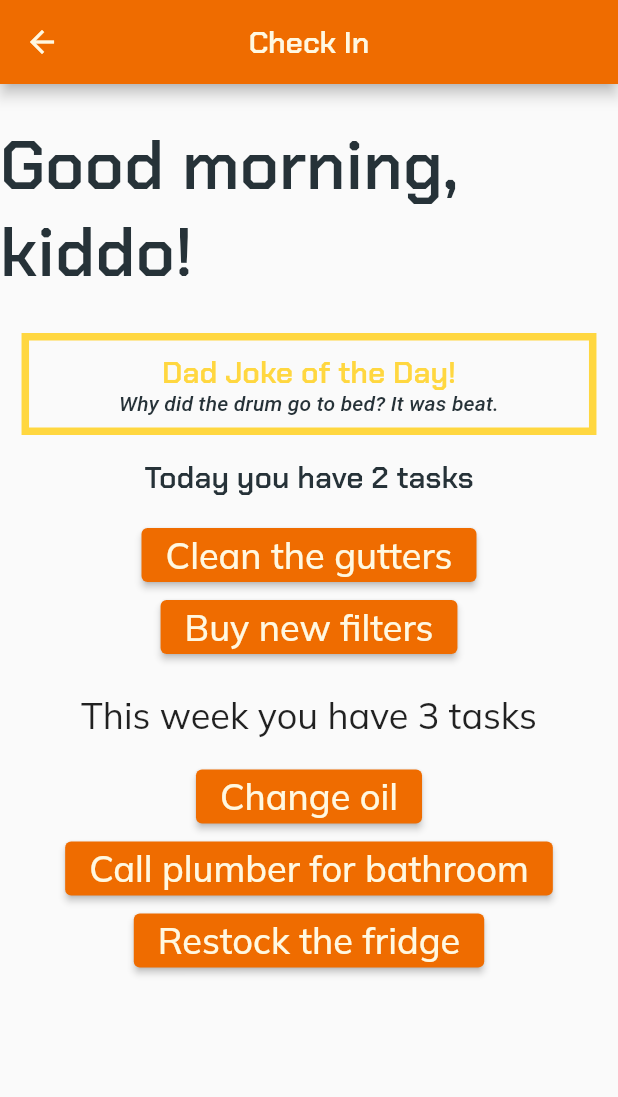
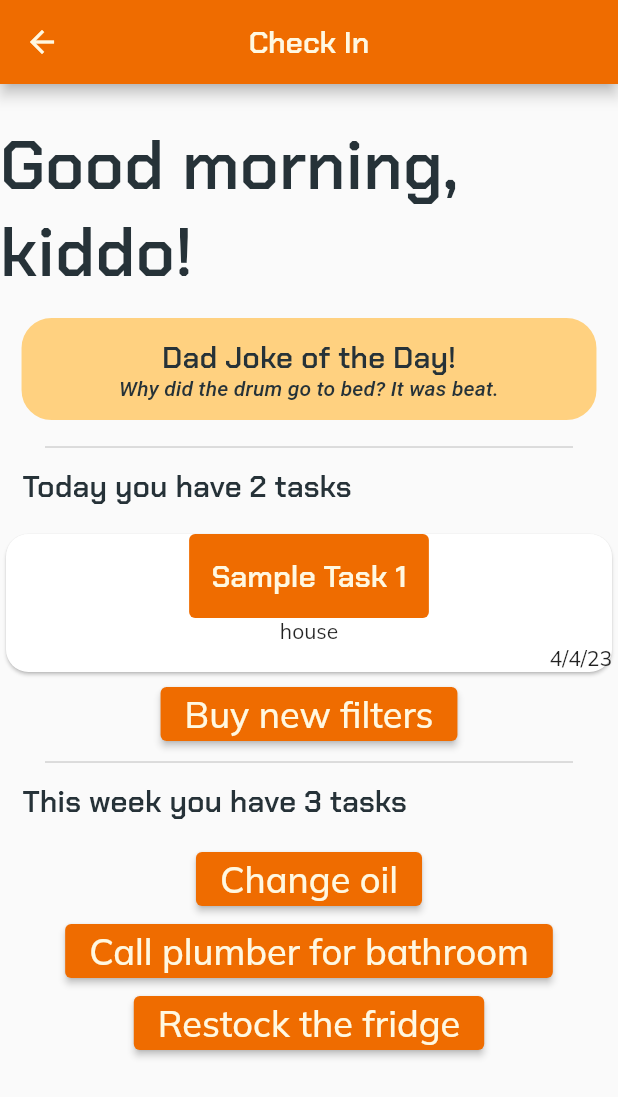
Before and after one commit to PocketDad/pocketdad, a Flutter app: the CheckIn screen opened directly, on a phone screen of 412 x 824 dp. Shown: the top 1097 px of the screen. Run offline on Flutter 3.47's test engine with Material 2 defaults, Android fonts, the phone set to English and light mode, and no system bars; our stand-ins replace flutter_form_builder, flutter_riverpod, form_builder_validators, riverpod_annotation; generated files the repository leaves out were written again; statements that could not run were skipped.

Commit message:
update check in page, start indiv task card for check in page

```diff
--- a/lib/features/common/theme.dart
+++ b/lib/features/common/theme.dart
@@ -5,7 +5,7 @@ ColorScheme lightScheme = ColorScheme(
     primary: Color(0xffef6c00),
     onPrimary: Color(0xfffff8e1),
     secondary: Color(0xffffab40),
-    onSecondary: Color(0xffffd740),
+    onSecondary: Color(0xffffd180),
     error: Color(0xfffff8e1),
     onError: Color(0xffc62828),
     background: Color(0xfffff8e1),
--- a/lib/features/task/presentation/check_in.dart
+++ b/lib/features/task/presentation/check_in.dart
@@ -1,4 +1,5 @@
 import 'package:flutter/material.dart';
+import 'package:pocketdad/features/task/presentation/single_task_card.dart';
 
 class CheckIn extends StatelessWidget {
 
@@ -23,7 +24,7 @@ class CheckIn extends StatelessWidget {
           children: [
             // greeting
             Padding(
-              padding: EdgeInsets.symmetric(vertical: 25),
+              padding: EdgeInsets.fromLTRB(0, 25, 0, 15),
               child: Text(
                 "Good morning, kiddo!",
                 style: Theme.of(context).textTheme.displaySmall?.copyWith(
@@ -37,6 +38,8 @@ class CheckIn extends StatelessWidget {
               padding: EdgeInsets.symmetric(vertical: 8, horizontal: 60),
               margin: EdgeInsets.fromLTRB(10, 0, 10, 10),
               decoration: BoxDecoration(
+                color: Theme.of(context).colorScheme.onSecondary,
+                borderRadius: BorderRadius.all(Radius.circular(20)),
                 border: Border.all(
                   color: Theme.of(context).colorScheme.onSecondary,
                   width: 5,
@@ -47,7 +50,7 @@ class CheckIn extends StatelessWidget {
                   Text(
                     'Dad Joke of the Day!',
                     style: Theme.of(context).textTheme.titleLarge?.copyWith(
-                      color: Theme.of(context).colorScheme.onSecondary,
+                      color: Theme.of(context).colorScheme.onSurface,
                     )
                     ,
                   ),
@@ -61,10 +64,16 @@ class CheckIn extends StatelessWidget {
               )
             ),
 
+            const Divider(
+              color: Color(0xffbdbdbd),
+              indent: 30,
+              endIndent: 30,
+            ),
 
             // today tasks
             Container(
-              padding: EdgeInsets.fromLTRB(0, 5, 0, 15),
+              alignment: Alignment.centerLeft,
+              padding: EdgeInsets.fromLTRB(15, 5, 0, 15),
               child: Text(
                 "Today you have 2 tasks",
                 style: Theme.of(context).textTheme.titleLarge?.copyWith(
@@ -73,17 +82,10 @@ class CheckIn extends StatelessWidget {
                 textAlign: TextAlign.left,
               ),
             ),
-            ElevatedButton(
-              onPressed: () {
-                int i = 0;
-                i++;
-                // change to point towards individual task
-              },
-              child: const Text("Clean the gutters",
-                style: TextStyle(
-                  fontSize: 24,
-                )
-              )
+            ButtonTheme(
+              minWidth: 200,
+              height: 100,
+              child: SingleTaskCard(task: "Sample Task 1", date: "4/4/23", item: "house"),
             ),
             ElevatedButton(
               onPressed: () {
@@ -98,14 +100,22 @@ class CheckIn extends StatelessWidget {
               )
             ),
 
+            const Divider(
+              color: Color(0xffbdbdbd),
+              indent: 30,
+              endIndent: 30,
+            ),
+
             // week tasks
-            const Padding(
-              padding: EdgeInsets.fromLTRB(0, 20, 0, 15),
+            Container(
+              alignment: Alignment.centerLeft,
+              padding: EdgeInsets.fromLTRB(15, 5, 0, 15),
               child: Text(
                 "This week you have 3 tasks",
-                style: TextStyle(
-                  fontSize: 24,
+                style: Theme.of(context).textTheme.titleLarge?.copyWith(
+                  color: Theme.of(context).colorScheme.onSurface,
                 ),
+                textAlign: TextAlign.left,
               ),
             ),
             ElevatedButton(
--- /dev/null
+++ b/lib/features/task/presentation/single_task_card.dart
@@ -0,0 +1,51 @@
+import 'package:flutter/material.dart';
+
+class SingleTaskCard extends StatelessWidget {
+  final String task;
+  final String date;
+  final String item;
+
+  const SingleTaskCard({Key? key, required this.task, required this.date, required this.item}) : super(key: key);
+
+  @override
+  Widget build(BuildContext context) {
+    return Container(
+      child: Card(
+        shape: RoundedRectangleBorder(
+            borderRadius: BorderRadius.all(
+                Radius.circular(15)
+            )
+        ),
+        child: Column(
+          mainAxisAlignment: MainAxisAlignment.start,
+          children: [
+            ClipRRect(
+              child: TextButton(
+                style: TextButton.styleFrom(
+                  backgroundColor: Theme.of(context).colorScheme.primary,
+                  padding: const EdgeInsets.all(15),
+                  textStyle: Theme.of(context).textTheme.titleLarge,
+                ),
+                onPressed: () {  },
+                child: Text(
+                  task,
+                  style: TextStyle(
+                    color: Theme.of(context).colorScheme.onPrimary,
+                  ),
+                ),
+              ),
+            ),
+            Text(item),
+            Row(
+              mainAxisAlignment: MainAxisAlignment.end,
+              children: [
+                Text(date),
+              ],
+            )
+          ]
+        ),
+      ),
+    );
+  }
+
+}
```
